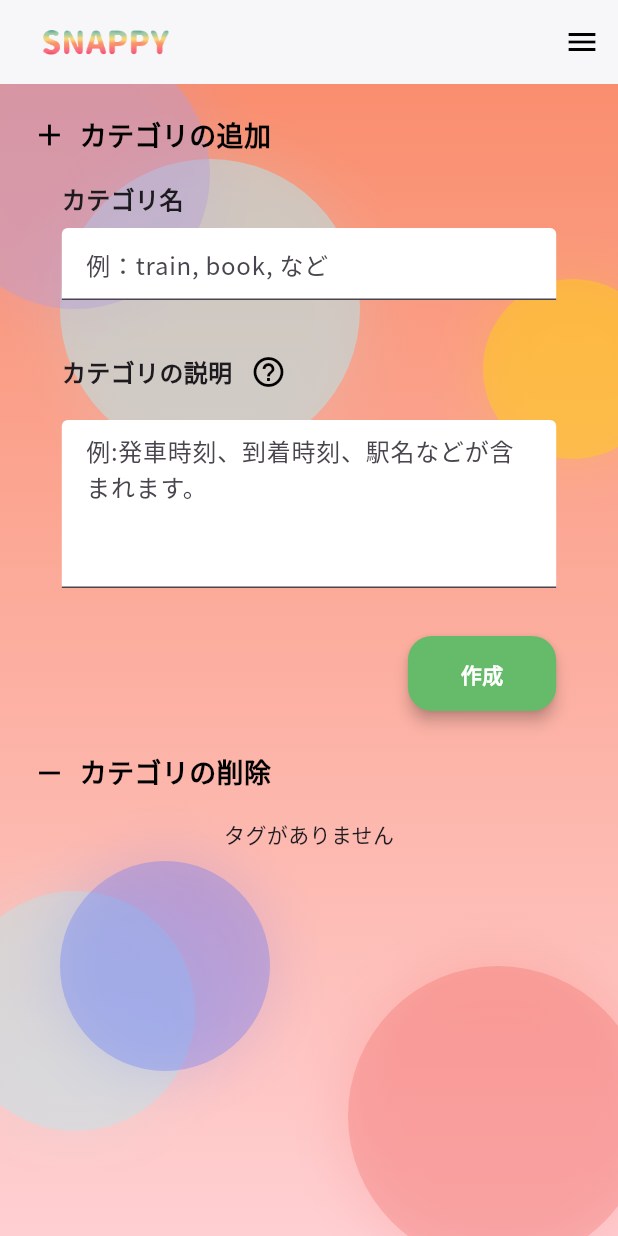
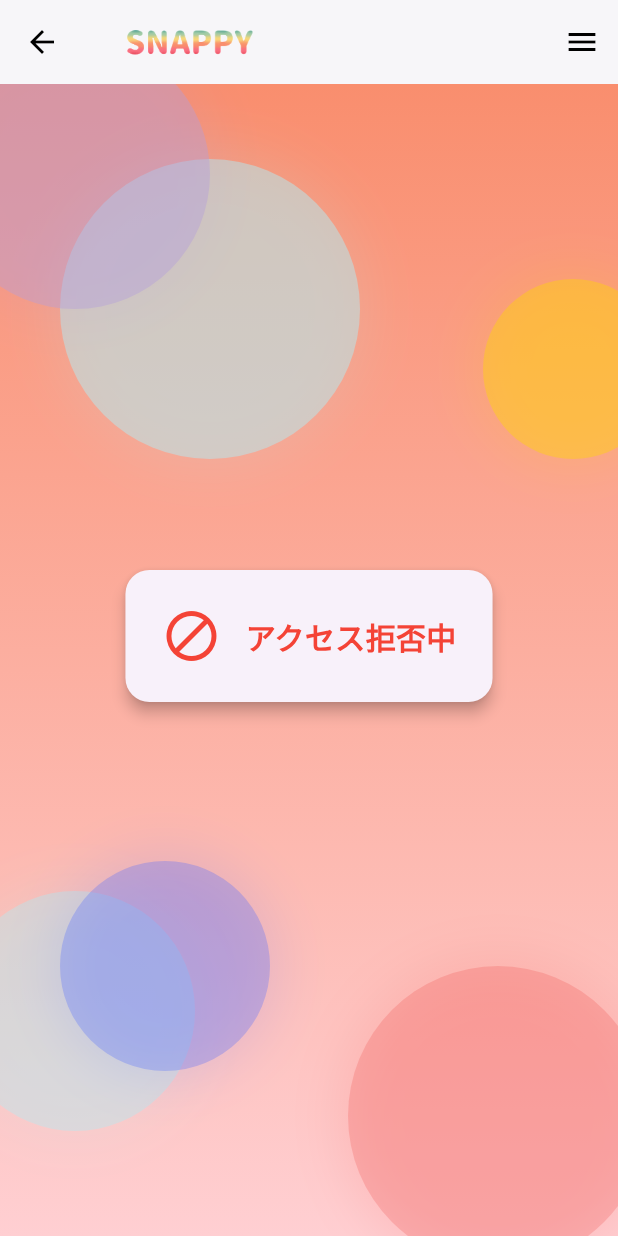
Before and after one commit to suke-0612/SNAPPY, a Flutter app: the Settings screen opened directly, on a phone screen of 412 x 824 dp. Run offline on Flutter 3.47's test engine with Material 3 defaults, Android fonts, the phone set to English and light mode, and no system bars; our stand-ins replace flutter_dotenv, geolocator, google_maps_flutter, isar; missing offline and left inert: photo_manager; accounts and stored records are empty; generated files the repository leaves out were written again.

Commit message:
feat: add photo access setting

```diff
--- a/lib/importer.dart
+++ b/lib/importer.dart
@@ -1,9 +1,10 @@
 export 'package:snappy/app.dart';
 
 export 'package:snappy/pages/home.dart';
-export 'package:snappy/pages/settings.dart';
+export 'package:snappy/pages/category_settings.dart';
 export 'package:snappy/pages/want_list.dart';
 export 'package:snappy/pages/map.dart';
+export 'package:snappy/pages/settings.dart';
 
 export 'package:snappy/components/header.dart';
 export 'package:snappy/components/drawer.dart';
--- a/lib/pages/settings.dart
+++ b/lib/pages/settings.dart
@@ -1,5 +1,6 @@
 import 'package:flutter/material.dart';
-import 'package:snappy/importer.dart';
+import 'package:photo_manager/photo_manager.dart';
+import 'package:snappy/components/base_screen.dart';
 
 class Settings extends StatefulWidget {
   const Settings({super.key});
@@ -9,80 +10,95 @@ class Settings extends StatefulWidget {
 }
 
 class _SettingsState extends State<Settings> {
-  Widget _sectionHeader({required IconData icon, required String title}) {
-    return Container(
-      margin: const EdgeInsets.symmetric(horizontal: 20.0, vertical: 8.0),
-      alignment: Alignment.centerLeft,
-      child: Row(
-        children: [
-          Icon(icon, color: Colors.black),
-          const SizedBox(width: 8),
-          Text(
-            title,
-            style: const TextStyle(
-              color: Colors.black,
-              fontSize: 18,
-              fontWeight: FontWeight.bold,
-            ),
-          ),
-        ],
-      ),
-    );
-  }
-
-  List<String> _allTags = []; // 親で管理
-  List<String> _selectedTags = [];
+  PermissionState _permissionState = PermissionState.denied;
 
   @override
   void initState() {
     super.initState();
-    _loadTags();
+    _checkPermission();
   }
 
-  Future<void> _loadTags() async {
-    final tags = await getAllTags();
+  Future<void> _checkPermission() async {
+    final ps = await PhotoManager.requestPermissionExtend();
     setState(() {
-      _allTags = tags
-          .where(
-            (tag) => !['location', 'things', 'others'].contains(tag.name),
-          )
-          .map((tag) => tag.name)
-          .toList();
+      _permissionState = ps;
     });
   }
 
-  Future<void> _refreshCategories() async {
-    await _loadTags();
-    setState(() {});
+  Future<void> _addAccess() async {
+    if (_permissionState == PermissionState.limited) {
+      await PhotoManager.presentLimited();
+      await _checkPermission();
+    }
   }
 
   @override
   Widget build(BuildContext context) {
-    return BaseScreen(
-      child: SingleChildScrollView(
-        child: Padding(
-          padding: const EdgeInsets.only(bottom: 16.0),
-          child: Column(
-            crossAxisAlignment: CrossAxisAlignment.start,
-            children: [
-              const SizedBox(height: 10),
-              _sectionHeader(icon: Icons.add, title: 'カテゴリの追加'),
-              const SizedBox(height: 10),
-              AddCategoryForm(onSubmit: _refreshCategories),
-              const SizedBox(height: 20),
-              _sectionHeader(icon: Icons.remove, title: 'カテゴリの削除'),
-              const SizedBox(height: 10),
-              DeleteCategory(
-                allTags: _allTags,
-                selectedTags: _selectedTags,
-                onTagsChanged: (newSelected) {
-                  setState(() {
-                    _selectedTags = newSelected;
-                  });
-                },
-                onDelete: _refreshCategories,
-              ),
-            ],
+    String statusText;
+    Color statusColor;
+    IconData statusIcon;
+
+    if (_permissionState == PermissionState.authorized) {
+      statusText = 'フルアクセス許可済み';
+      statusColor = Colors.green;
+      statusIcon = Icons.check_circle_outline;
+    } else if (_permissionState == PermissionState.limited) {
+      statusText = '限定アクセス許可済み';
+      statusColor = Colors.orange;
+      statusIcon = Icons.photo_library_outlined;
+    } else {
+      statusText = 'アクセス拒否中';
+      statusColor = Colors.red;
+      statusIcon = Icons.block;
+    }
+
+    return Scaffold(
+      body: BaseScreen(
+        child: Center(
+          child: Padding(
+            padding: const EdgeInsets.symmetric(horizontal: 24.0),
+            child: Column(
+              mainAxisAlignment: MainAxisAlignment.center,
+              children: [
+                Card(
+                  shape: RoundedRectangleBorder(
+                      borderRadius: BorderRadius.circular(16)),
+                  elevation: 4,
+                  child: Padding(
+                    padding: const EdgeInsets.all(24.0),
+                    child: Row(
+                      mainAxisSize: MainAxisSize.min,
+                      children: [
+                        Icon(statusIcon, color: statusColor, size: 40),
+                        const SizedBox(width: 16),
+                        Text(
+                          statusText,
+                          style: TextStyle(
+                              fontSize: 20,
+                              fontWeight: FontWeight.bold,
+                              color: statusColor),
+                        ),
+                      ],
+                    ),
+                  ),
+                ),
+                const SizedBox(height: 32),
+                if (_permissionState == PermissionState.limited)
+                  SizedBox(
+                    width: double.infinity,
+                    child: ElevatedButton.icon(
+                      onPressed: _addAccess,
+                      icon: const Icon(Icons.add_photo_alternate),
+                      label: const Text('他の写真へのアクセスを追加'),
+                      style: ElevatedButton.styleFrom(
+                        padding: const EdgeInsets.symmetric(vertical: 16),
+                        shape: RoundedRectangleBorder(
+                            borderRadius: BorderRadius.circular(12)),
+                      ),
+                    ),
+                  ),
+              ],
+            ),
           ),
         ),
       ),
```
Also changed, not shown: lib/components/drawer.dart (+23 -1 lines), lib/pages/category_settings.dart (added, +91 -0 lines).
